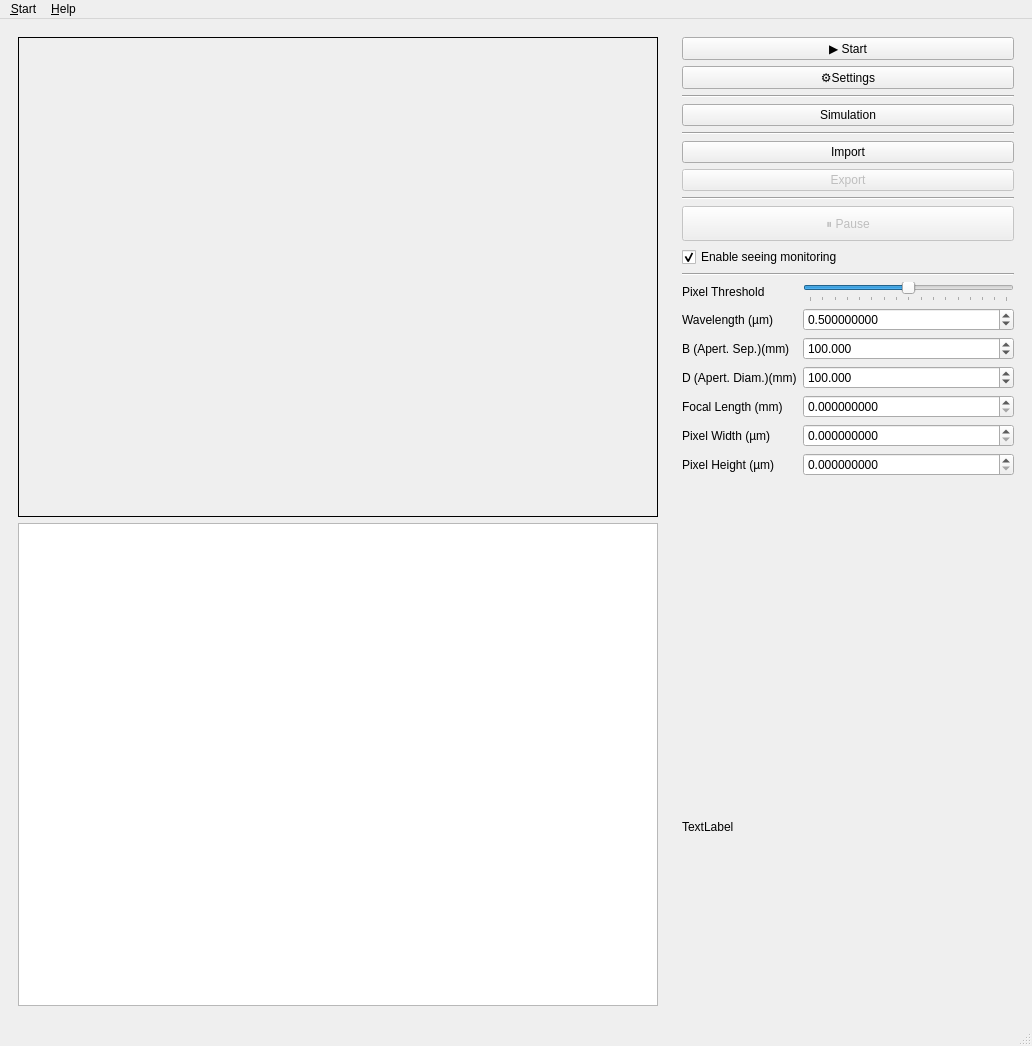
Above: code/real-time-seeing/ui/layout.ui from r13i/dimm-project before the change. Below: the same form after it.
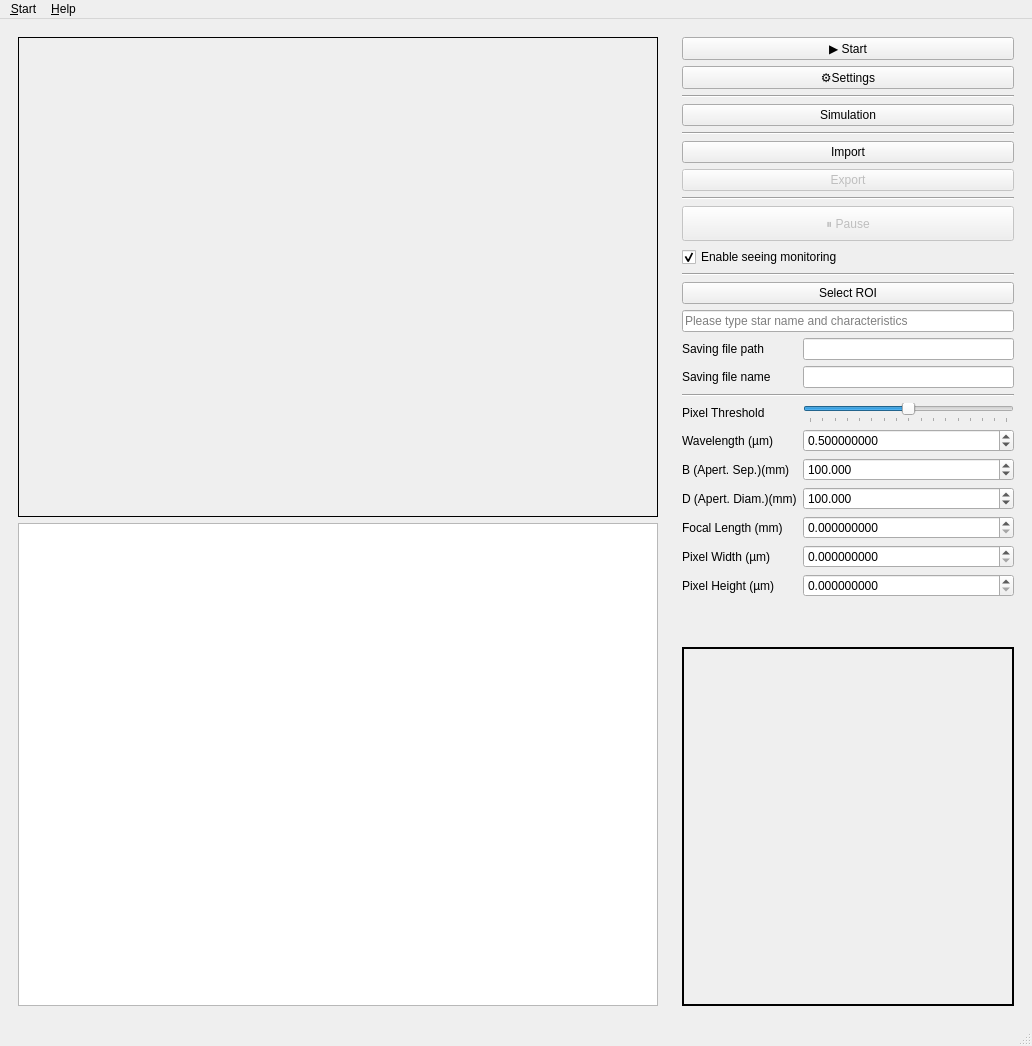
That is the form after the change. Icons and pictures are not drawn.

Commit message: Changed to manual contour. Added saving to file

Diff of the .ui file:
```diff
--- a/code/real-time-seeing/ui/layout.ui
+++ b/code/real-time-seeing/ui/layout.ui
@@ -186,7 +186,73 @@
        </item>
        <item>
         <layout class="QFormLayout" name="formLayout">
-         <item row="1" column="0">
+         <item row="0" column="0" colspan="2">
+          <widget class="QPushButton" name="button_roi">
+           <property name="toolTip">
+            <string>&lt;html&gt;&lt;head/&gt;&lt;body&gt;&lt;p&gt;Press this button to select the Regions of Interest (where the two star projections are located)&lt;/p&gt;&lt;/body&gt;&lt;/html&gt;</string>
+           </property>
+           <property name="whatsThis">
+            <string>&lt;html&gt;&lt;head/&gt;&lt;body&gt;&lt;p&gt;Press this button to select the Regions of Interest (where the two star projections are located)&lt;/p&gt;&lt;/body&gt;&lt;/html&gt;</string>
+           </property>
+           <property name="text">
+            <string>Select ROI</string>
+           </property>
+          </widget>
+         </item>
+         <item row="2" column="0">
+          <widget class="QLabel" name="label_7">
+           <property name="text">
+            <string>Saving file path</string>
+           </property>
+          </widget>
+         </item>
+         <item row="2" column="1">
+          <widget class="QLineEdit" name="lineedit_path"/>
+         </item>
+         <item row="3" column="0">
+          <widget class="QLabel" name="label_8">
+           <property name="text">
+            <string>Saving file name</string>
+           </property>
+          </widget>
+         </item>
+         <item row="3" column="1">
+          <widget class="QLineEdit" name="lineedit_filename"/>
+         </item>
+         <item row="4" column="0" colspan="2">
+          <widget class="Line" name="line_5">
+           <property name="orientation">
+            <enum>Qt::Horizontal</enum>
+           </property>
+          </widget>
+         </item>
+         <item row="5" column="0">
+          <widget class="QLabel" name="label_threshold">
+           <property name="text">
+            <string>Pixel Threshold</string>
+           </property>
+          </widget>
+         </item>
+         <item row="5" column="1">
+          <widget class="QSlider" name="slider_threshold">
+           <property name="maximum">
+            <number>255</number>
+           </property>
+           <property name="value">
+            <number>127</number>
+           </property>
+           <property name="orientation">
+            <enum>Qt::Horizontal</enum>
+           </property>
+           <property name="tickPosition">
+            <enum>QSlider::TicksBelow</enum>
+           </property>
+           <property name="tickInterval">
+            <number>16</number>
+           </property>
+          </widget>
+         </item>
+         <item row="6" column="0">
           <widget class="QLabel" name="label">
            <property name="toolTip">
             <string>&lt;html&gt;&lt;head/&gt;&lt;body&gt;&lt;p&gt;Wavelength in micrometers&lt;/p&gt;&lt;/body&gt;&lt;/html&gt;</string>
@@ -199,7 +265,7 @@
            </property>
           </widget>
          </item>
-         <item row="1" column="1">
+         <item row="6" column="1">
           <widget class="QDoubleSpinBox" name="spinbox_lambda">
            <property name="sizePolicy">
             <sizepolicy hsizetype="Minimum" vsizetype="Fixed">
@@ -221,7 +287,7 @@
            </property>
           </widget>
          </item>
-         <item row="2" column="0">
+         <item row="7" column="0">
           <widget class="QLabel" name="label_2">
            <property name="toolTip">
             <string>&lt;html&gt;&lt;head/&gt;&lt;body&gt;&lt;p&gt;Apertures Separation in meters&lt;/p&gt;&lt;/body&gt;&lt;/html&gt;</string>
@@ -234,7 +300,7 @@
            </property>
           </widget>
          </item>
-         <item row="2" column="1">
+         <item row="7" column="1">
           <widget class="QDoubleSpinBox" name="spinbox_b">
            <property name="sizePolicy">
             <sizepolicy hsizetype="Minimum" vsizetype="Fixed">
@@ -253,7 +319,7 @@
            </property>
           </widget>
          </item>
-         <item row="3" column="0">
+         <item row="8" column="0">
           <widget class="QLabel" name="label_3">
            <property name="toolTip">
             <string>&lt;html&gt;&lt;head/&gt;&lt;body&gt;&lt;p&gt;Apertures Diameter in meters&lt;/p&gt;&lt;/body&gt;&lt;/html&gt;</string>
@@ -266,7 +332,7 @@
            </property>
           </widget>
          </item>
-         <item row="3" column="1">
+         <item row="8" column="1">
           <widget class="QDoubleSpinBox" name="spinbox_d">
            <property name="sizePolicy">
             <sizepolicy hsizetype="Minimum" vsizetype="Fixed">
@@ -285,7 +351,7 @@
            </property>
           </widget>
          </item>
-         <item row="4" column="0">
+         <item row="9" column="0">
           <widget class="QLabel" name="label_4">
            <property name="toolTip">
             <string>&lt;html&gt;&lt;head/&gt;&lt;body&gt;&lt;p&gt;Focal Length in millimeters&lt;/p&gt;&lt;/body&gt;&lt;/html&gt;</string>
@@ -298,7 +364,7 @@
            </property>
           </widget>
          </item>
-         <item row="4" column="1">
+         <item row="9" column="1">
           <widget class="QDoubleSpinBox" name="spinbox_focal">
            <property name="decimals">
             <number>9</number>
@@ -308,7 +374,7 @@
            </property>
           </widget>
          </item>
-         <item row="5" column="0">
+         <item row="10" column="0">
           <widget class="QLabel" name="label_5">
            <property name="toolTip">
             <string>&lt;html&gt;&lt;head/&gt;&lt;body&gt;&lt;p&gt;Pixel Width in micrometers&lt;/p&gt;&lt;/body&gt;&lt;/html&gt;</string>
@@ -321,7 +387,23 @@
            </property>
           </widget>
          </item>
-         <item row="6" column="0">
+         <item row="10" column="1">
+          <widget class="QDoubleSpinBox" name="spinbox_pwidth">
+           <property name="sizePolicy">
+            <sizepolicy hsizetype="Minimum" vsizetype="Fixed">
+             <horstretch>0</horstretch>
+             <verstretch>0</verstretch>
+            </sizepolicy>
+           </property>
+           <property name="decimals">
+            <number>9</number>
+           </property>
+           <property name="maximum">
+            <double>999999999.999999046325684</double>
+           </property>
+          </widget>
+         </item>
+         <item row="11" column="0">
           <widget class="QLabel" name="label_6">
            <property name="toolTip">
             <string>&lt;html&gt;&lt;head/&gt;&lt;body&gt;&lt;p&gt;Pixel Height in micrometers&lt;/p&gt;&lt;/body&gt;&lt;/html&gt;</string>
@@ -334,23 +416,7 @@
            </property>
           </widget>
          </item>
-         <item row="5" column="1">
-          <widget class="QDoubleSpinBox" name="spinbox_pwidth">
-           <property name="sizePolicy">
-            <sizepolicy hsizetype="Minimum" vsizetype="Fixed">
-             <horstretch>0</horstretch>
-             <verstretch>0</verstretch>
-            </sizepolicy>
-           </property>
-           <property name="decimals">
-            <number>9</number>
-           </property>
-           <property name="maximum">
-            <double>999999999.999999046325684</double>
-           </property>
-          </widget>
-         </item>
-         <item row="6" column="1">
+         <item row="11" column="1">
           <widget class="QDoubleSpinBox" name="spinbox_pheight">
            <property name="sizePolicy">
             <sizepolicy hsizetype="Minimum" vsizetype="Fixed">
@@ -366,38 +432,43 @@
            </property>
           </widget>
          </item>
-         <item row="0" column="1">
-          <widget class="QSlider" name="slider_threshold">
-           <property name="maximum">
-            <number>255</number>
-           </property>
-           <property name="value">
-            <number>127</number>
-           </property>
-           <property name="orientation">
-            <enum>Qt::Horizontal</enum>
-           </property>
-           <property name="tickPosition">
-            <enum>QSlider::TicksBelow</enum>
-           </property>
-           <property name="tickInterval">
-            <number>16</number>
-           </property>
-          </widget>
-         </item>
-         <item row="0" column="0">
-          <widget class="QLabel" name="label_threshold">
+         <item row="1" column="0" colspan="2">
+          <widget class="QLineEdit" name="lineedit_star">
            <property name="text">
-            <string>Pixel Threshold</string>
+            <string/>
+           </property>
+           <property name="placeholderText">
+            <string>Please type star name and characteristics</string>
            </property>
           </widget>
          </item>
         </layout>
        </item>
        <item>
-        <widget class="QLabel" name="parameters_label">
+        <widget class="QLabel" name="label_info">
+         <property name="frameShape">
+          <enum>QFrame::Panel</enum>
+         </property>
+         <property name="frameShadow">
+          <enum>QFrame::Plain</enum>
+         </property>
+         <property name="lineWidth">
+          <number>2</number>
+         </property>
          <property name="text">
-          <string>TextLabel</string>
+          <string/>
+         </property>
+         <property name="scaledContents">
+          <bool>false</bool>
+         </property>
+         <property name="alignment">
+          <set>Qt::AlignLeading|Qt::AlignLeft|Qt::AlignTop</set>
+         </property>
+         <property name="wordWrap">
+          <bool>true</bool>
+         </property>
+         <property name="margin">
+          <number>10</number>
          </property>
         </widget>
        </item>
```
Left out of the diff: 6 changed lines with no effect on the pictures. The commit also changes 2 other files.
